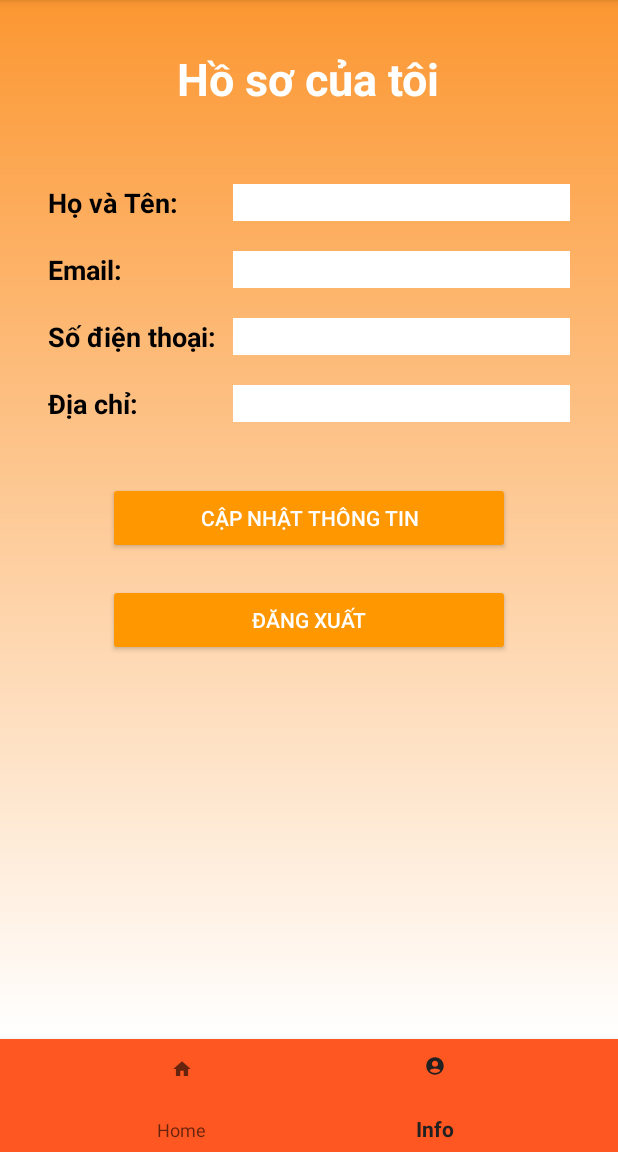
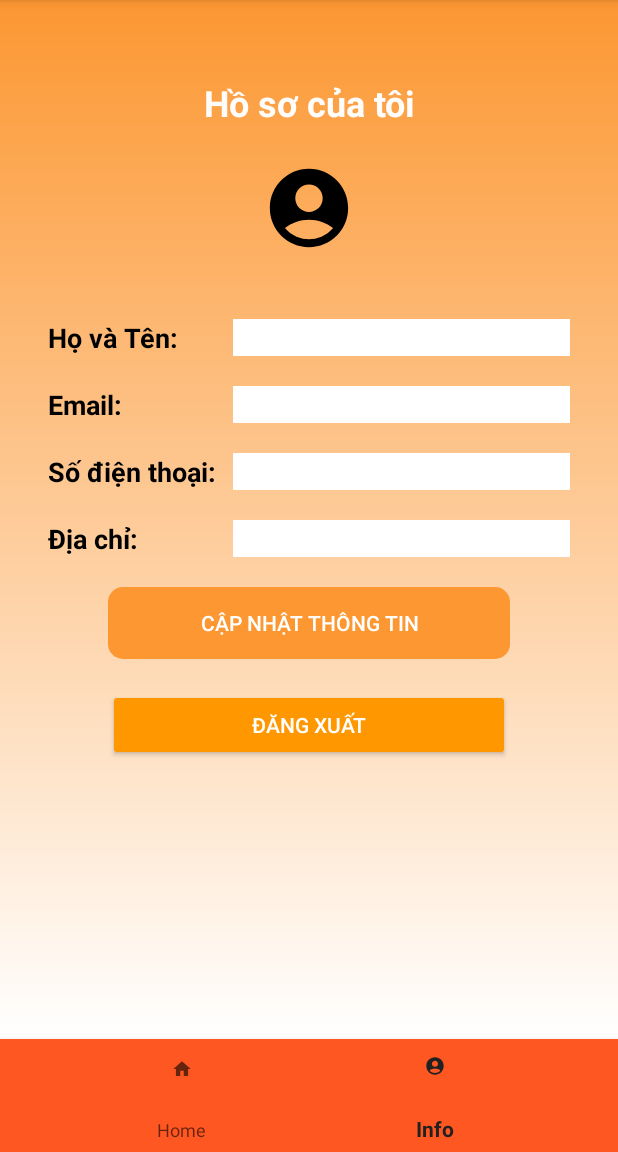
Before and after one commit to codingIsLiterallySh1t/DoAn_Group17, an Android app: the screen it shows after launch (MainActivity), item 2 of the bottom bar chosen, on a phone screen of 412 x 824 dp, the part 84-1236 px from its top. Run offline under Robolectric (Android 15) with nearby library versions, the phone set to English and light mode, and no system bars; our stand-ins replace Firebase (no records; nobody signed in at launch, a user with empty details on screens opened directly); 1 statement that could not run was skipped.

Commit message:
update info

```diff
--- a/app/src/main/java/com/thuchanh/doan/HomeFragment.java
+++ b/app/src/main/java/com/thuchanh/doan/DialogFragment.java
@@ -10,10 +10,11 @@ import android.view.ViewGroup;
 
 /**
  * A simple {@link Fragment} subclass.
- * Use the {@link HomeFragment#newInstance} factory method to
+ * Use the {@link DialogFragment#newInstance} factory method to
  * create an instance of this fragment.
  */
-public class HomeFragment extends Fragment {
+public class DialogFragment extends Fragment {
+
 
     // TODO: Rename parameter arguments, choose names that match
     // the fragment initialization parameters, e.g. ARG_ITEM_NUMBER
@@ -24,7 +25,7 @@ public class HomeFragment extends Fragment {
     private String mParam1;
     private String mParam2;
 
-    public HomeFragment() {
+    public DialogFragment() {
         // Required empty public constructor
     }
 
@@ -34,11 +35,11 @@ public class HomeFragment extends Fragment {
      *
      * @param param1 Parameter 1.
      * @param param2 Parameter 2.
-     * @return A new instance of fragment HomeFragment.
+     * @return A new instance of fragment DialogFragment.
      */
     // TODO: Rename and change types and number of parameters
-    public static HomeFragment newInstance(String param1, String param2) {
-        HomeFragment fragment = new HomeFragment();
+    public static DialogFragment newInstance(String param1, String param2) {
+        DialogFragment fragment = new DialogFragment();
         Bundle args = new Bundle();
         args.putString(ARG_PARAM1, param1);
         args.putString(ARG_PARAM2, param2);
@@ -53,12 +54,13 @@ public class HomeFragment extends Fragment {
             mParam1 = getArguments().getString(ARG_PARAM1);
             mParam2 = getArguments().getString(ARG_PARAM2);
         }
+
     }
 
     @Override
     public View onCreateView(LayoutInflater inflater, ViewGroup container,
                              Bundle savedInstanceState) {
         // Inflate the layout for this fragment
-        return inflater.inflate(R.layout.fragment_home, container, false);
+        return inflater.inflate(R.layout.fragment_dialog, container, false);
     }
 }
--- /dev/null
+++ b/app/src/main/res/drawable/bg_dialog.xml
@@ -0,0 +1,6 @@
+<?xml version="1.0" encoding="utf-8"?>
+<shape xmlns:android="http://schemas.android.com/apk/res/android">
+    <gradient android:type="linear" android:angle="100"
+        android:startColor="#FC9732" android:endColor="#FFFF"/>
+    <corners android:radius="15dp"/>
+</shape>
--- a/app/src/main/res/layout/fragment_info.xml
+++ b/app/src/main/res/layout/fragment_info.xml
@@ -1,8 +1,8 @@
 <?xml version="1.0" encoding="utf-8"?>
-<androidx.constraintlayout.widget.ConstraintLayout xmlns:android="http://schemas.android.com/apk/res/android"
+<androidx.constraintlayout.widget.ConstraintLayout
+    xmlns:android="http://schemas.android.com/apk/res/android"
     xmlns:app="http://schemas.android.com/apk/res-auto"
     xmlns:tools="http://schemas.android.com/tools"
-    android:id="@+id/textView"
     android:layout_width="match_parent"
     android:layout_height="match_parent"
     android:background="@drawable/login_background">
@@ -11,7 +11,6 @@
         android:layout_height="match_parent">
 
         <LinearLayout
-            android:id="@+id/linearLayout"
             android:layout_width="match_parent"
             android:layout_height="wrap_content"
             android:orientation="vertical"
@@ -19,15 +18,24 @@
             android:padding="32dp">
 
                 <TextView
-                android:id="@+id/textViewHoso"
+                    android:id="@+id/textView12"
                     android:layout_width="wrap_content"
                     android:layout_height="wrap_content"
-                android:layout_marginBottom="30dp"
+                    android:layout_marginTop="20dp"
+                    android:layout_weight="1"
                     android:text="Hồ sơ của tôi"
                     android:textAlignment="center"
-                android:textColor="#ffffff"
-                android:textSize="30sp"
+                    android:textColor="#FFFCFC"
+                    android:textSize="24sp"
                     android:textStyle="bold" />
+
+                <ImageView
+                    android:id="@+id/imageView4"
+                    android:layout_width="wrap_content"
+                    android:layout_height="wrap_content"
+                    android:layout_weight="1"
+                    android:src="@drawable/ic_user_foreground" />
+
 
             <TableLayout
                 android:layout_width="match_parent"
@@ -40,7 +48,6 @@
                     android:paddingTop="20sp">
 
                     <TextView
-                        android:id="@+id/textHoTen"
                         android:layout_width="wrap_content"
                         android:layout_height="wrap_content"
                         android:text="Họ và Tên:"
@@ -54,7 +61,6 @@
                         android:layout_height="wrap_content"
                         android:ems="10"
                         android:background="@color/white"
-                        android:inputType="text"
                         android:textSize="18sp"
                         android:textColor="@color/black" />
                 </TableRow>
@@ -65,7 +71,6 @@
                     android:paddingTop="20sp">
 
                     <TextView
-                        android:id="@+id/textEmail"
                         android:layout_width="wrap_content"
                         android:layout_height="wrap_content"
                         android:text="Email:"
@@ -79,7 +84,6 @@
                         android:layout_height="wrap_content"
                         android:ems="10"
                         android:background="@color/white"
-                        android:inputType="text"
                         android:textSize="18sp"
                         android:textColor="@color/black"/>
                 </TableRow>
@@ -90,7 +94,6 @@
                     android:paddingTop="20sp">
 
                     <TextView
-                        android:id="@+id/textSDT"
                         android:layout_width="wrap_content"
                         android:layout_height="wrap_content"
                         android:text="Số điện thoại:"
@@ -104,7 +107,6 @@
                         android:layout_height="wrap_content"
                         android:ems="10"
                         android:background="@color/white"
-                        android:inputType="text"
                         android:textSize="18sp"
                         android:textColor="@color/black"/>
 
@@ -116,7 +118,6 @@
                     android:paddingTop="20sp">
 
                     <TextView
-                        android:id="@+id/textDiachi"
                         android:layout_width="wrap_content"
                         android:layout_height="wrap_content"
                         android:text="Địa chỉ:"
@@ -130,31 +131,23 @@
                         android:layout_height="wrap_content"
                         android:ems="10"
                         android:background="@color/white"
-                        android:inputType="text"
                         android:textSize="18sp"
                         android:textColor="@color/black"/>
                 </TableRow>
 
             </TableLayout>
 
-            <RadioGroup
-                android:layout_width="match_parent"
-                android:layout_height="wrap_content"
-                android:orientation="horizontal"
-                android:layout_marginTop="20sp"
-                android:textColor="@color/black">
-            </RadioGroup>
-
             <Button
-                android:id="@+id/btn_capnhat"
+                android:id="@+id/btn_capnhatthongtin"
                 android:layout_width="match_parent"
                 android:layout_height="wrap_content"
                 android:layout_marginStart="40sp"
                 android:layout_marginTop="20sp"
                 android:layout_marginEnd="40sp"
-                android:backgroundTint="#FF9800"
+                android:background="@drawable/btn_background"
                 android:text="Cập nhật thông tin"
                 android:textColor="#FFFFFF" />
+
             <Button
                 android:id="@+id/btn_signout"
                 android:layout_width="match_parent"
@@ -165,8 +158,8 @@
                 android:backgroundTint="#FF9800"
                 android:text="Đăng xuất"
                 android:textColor="#FFFFFF" />
+
         </LinearLayout>
     </ScrollView>
 
-
 </androidx.constraintlayout.widget.ConstraintLayout>
```
Also changed, not shown: app/src/main/res/layout/fragment_dialog.xml (added, +84 -0 lines). Lines whose indentation alone changed are shown as unchanged.
